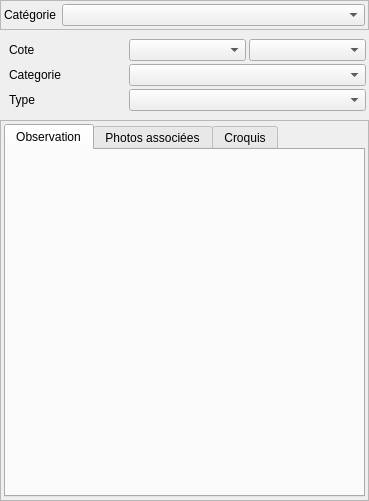
Above: Lamia/toolprepro/base2_digue/lamiabasedigue_desordre_tool_ui.ui from Artelia/Lamia before the change. Below: the same form after it.
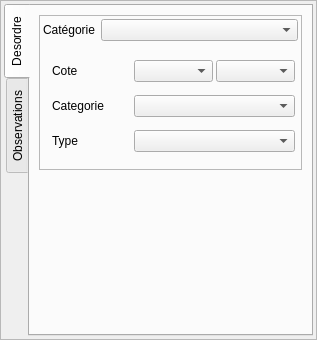
That is the form after the change.

Diff of the .ui file:
```diff
--- a/Lamia/toolprepro/base2_digue/lamiabasedigue_desordre_tool_ui.ui
+++ b/Lamia/toolprepro/base2_digue/lamiabasedigue_desordre_tool_ui.ui
@@ -6,17 +6,42 @@
    <rect>
     <x>0</x>
     <y>0</y>
-    <width>369</width>
-    <height>501</height>
+    <width>317</width>
+    <height>340</height>
    </rect>
   </property>
   <property name="windowTitle">
    <string>Form</string>
   </property>
-  <layout class="QVBoxLayout" name="verticalLayout_2" stretch="1,1,20">
+  <layout class="QVBoxLayout" name="verticalLayout_2" stretch="20">
    <property name="margin">
     <number>0</number>
    </property>
+   <item>
+    <widget class="QFrame" name="frame">
+     <property name="frameShape">
+      <enum>QFrame::StyledPanel</enum>
+     </property>
+     <property name="frameShadow">
+      <enum>QFrame::Raised</enum>
+     </property>
+     <layout class="QVBoxLayout" name="verticalLayout">
+      <property name="margin">
+       <number>3</number>
+      </property>
+      <item>
+       <widget class="QTabWidget" name="tabWidget_2">
+        <property name="tabPosition">
+         <enum>QTabWidget::West</enum>
+        </property>
+        <property name="currentIndex">
+         <number>0</number>
+        </property>
+        <widget class="QWidget" name="tab_4">
+         <attribute name="title">
+          <string>Desordre</string>
+         </attribute>
+         <layout class="QVBoxLayout" name="verticalLayout_5">
    <item>
     <widget class="QFrame" name="frame_2">
      <property name="frameShape">
@@ -39,10 +64,7 @@
         </property>
        </widget>
       </item>
-     </layout>
-    </widget>
-   </item>
-   <item>
+             <item row="1" column="0" colspan="2">
     <widget class="QStackedWidget" name="stackedWidget">
      <property name="currentIndex">
       <number>0</number>
@@ -109,18 +131,29 @@
      </widget>
     </widget>
    </item>
+            </layout>
+           </widget>
+          </item>
    <item>
-    <widget class="QFrame" name="frame">
-     <property name="frameShape">
-      <enum>QFrame::StyledPanel</enum>
-     </property>
-     <property name="frameShadow">
-      <enum>QFrame::Raised</enum>
-     </property>
-     <layout class="QVBoxLayout" name="verticalLayout">
-      <property name="margin">
-       <number>3</number>
-      </property>
+           <spacer name="verticalSpacer">
+            <property name="orientation">
+             <enum>Qt::Vertical</enum>
+            </property>
+            <property name="sizeHint" stdset="0">
+             <size>
+              <width>20</width>
+              <height>40</height>
+             </size>
+            </property>
+           </spacer>
+          </item>
+         </layout>
+        </widget>
+        <widget class="QWidget" name="tab_5">
+         <attribute name="title">
+          <string>Observations</string>
+         </attribute>
+         <layout class="QVBoxLayout" name="verticalLayout_6">
       <item>
        <widget class="QTabWidget" name="tabWidget">
         <property name="currentIndex">
@@ -154,6 +187,10 @@
           <property name="margin">
            <number>3</number>
           </property>
+             </layout>
+            </widget>
+           </widget>
+          </item>
          </layout>
         </widget>
        </widget>
```
Lines whose indentation alone changed are shown as unchanged.
